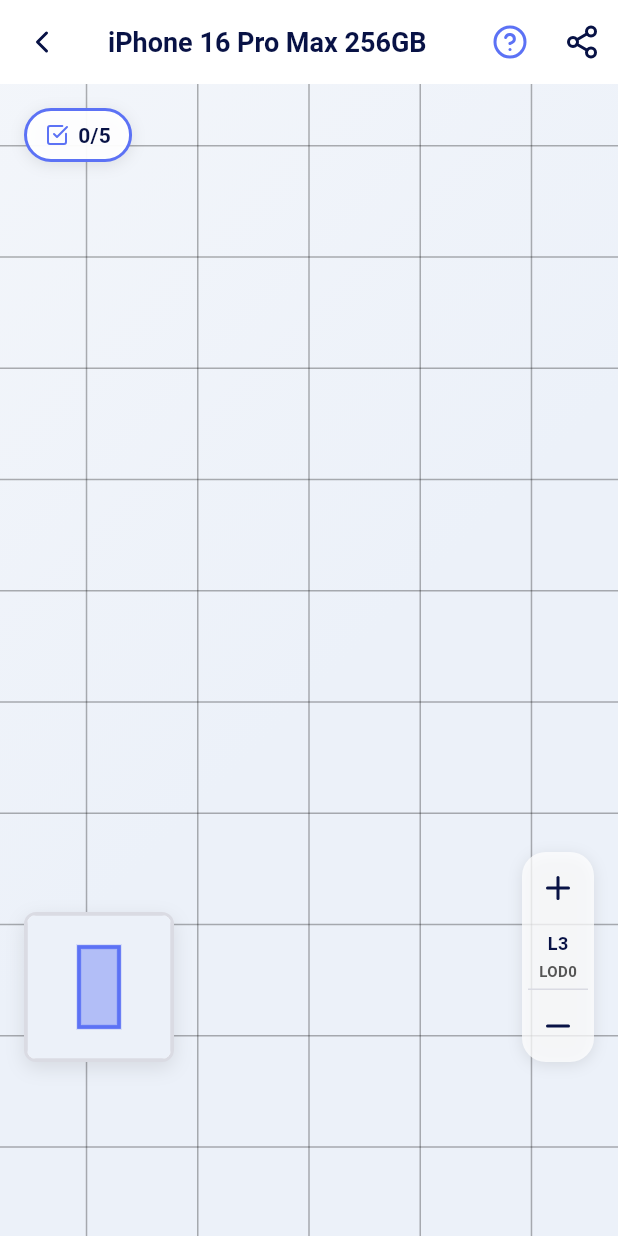
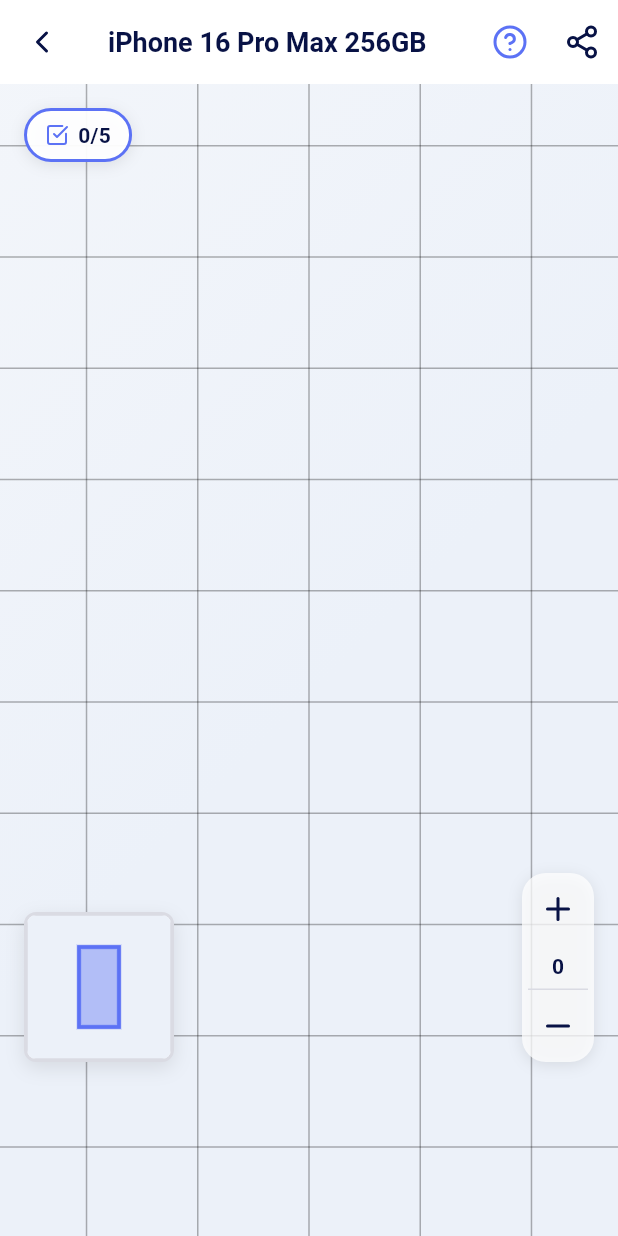
Before and after one commit to blockpick/app-blockpick, a Flutter app: the GameScreen screen opened directly, on a phone screen of 412 x 824 dp. Run offline on Flutter 3.47's test engine with Material 3 defaults, Android fonts, the phone set to English and light mode, and no system bars; our stand-ins replace convert, dio, flutter_animate, flutter_riverpod, flutter_secure_storage, flutter_svg and 6 more; missing offline and left inert: encrypt, syncfusion_flutter_treemap, tutorial_coach_mark, web3dart; accounts and stored records are empty; generated files the repository leaves out were written again; network calls fail; statements that could not run were skipped.

Commit message:
줌컨트롤 LOD 기준 숫자만 표기

```diff
--- a/lib/widgets/zoom_controls.dart
+++ b/lib/widgets/zoom_controls.dart
@@ -65,33 +65,17 @@
             padding: const EdgeInsets.all(12),
           ),
 
-          // 레벨 표시
-          if (currentLevel != null)
+          // LOD 레벨 표시 (숫자만)
+          if (lodLevel != null)
             Container(
               padding: const EdgeInsets.symmetric(horizontal: 6, vertical: 4),
-              child: Column(
-                mainAxisSize: MainAxisSize.min,
-                children: [
-                  Text(
-                    'L$currentLevel',
-                    style: const TextStyle(
-                      fontSize: 12,
-                      fontWeight: FontWeight.bold,
-                      color: AppColors.darkBlue,
-                    ),
-                  ),
-                  if (lodLevel != null) ...[
-                    const SizedBox(height: 2),
-                    Text(
-                      'LOD$lodLevel',
-                      style: const TextStyle(
-                        fontSize: 10,
-                        fontWeight: FontWeight.w600,
-                        color: AppColors.medium,
-                      ),
-                    ),
-                  ],
-                ],
+              child: Text(
+                '$lodLevel',
+                style: const TextStyle(
+                  fontSize: 14,
+                  fontWeight: FontWeight.bold,
+                  color: AppColors.darkBlue,
+                ),
               ),
             ),
 
```
